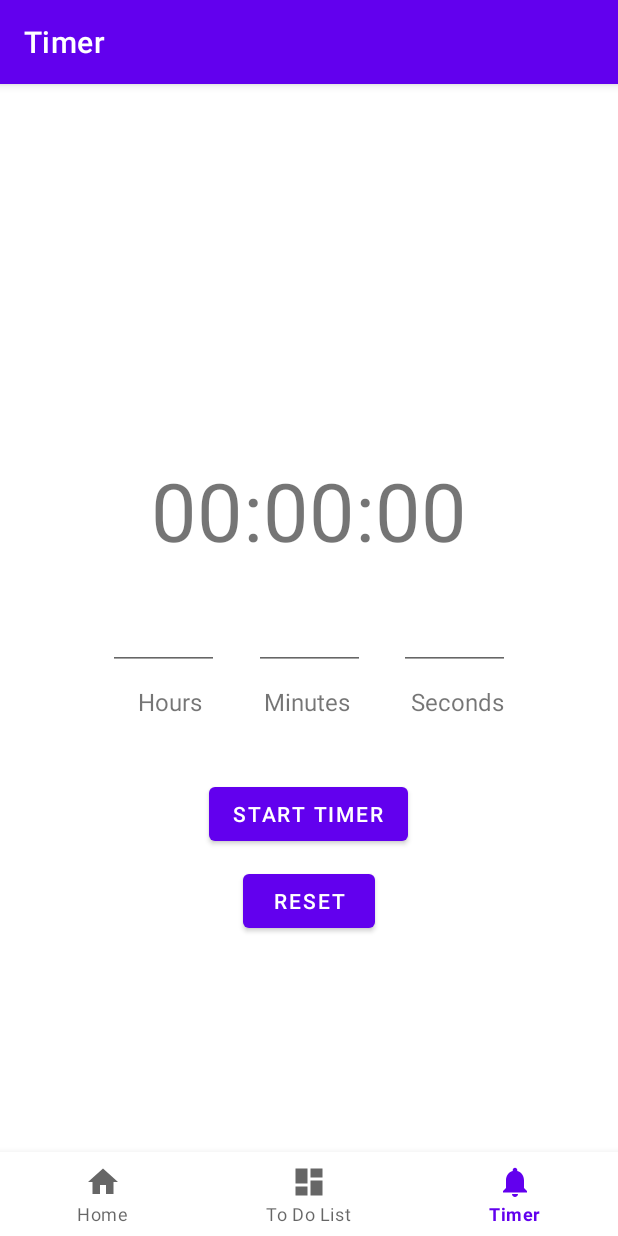
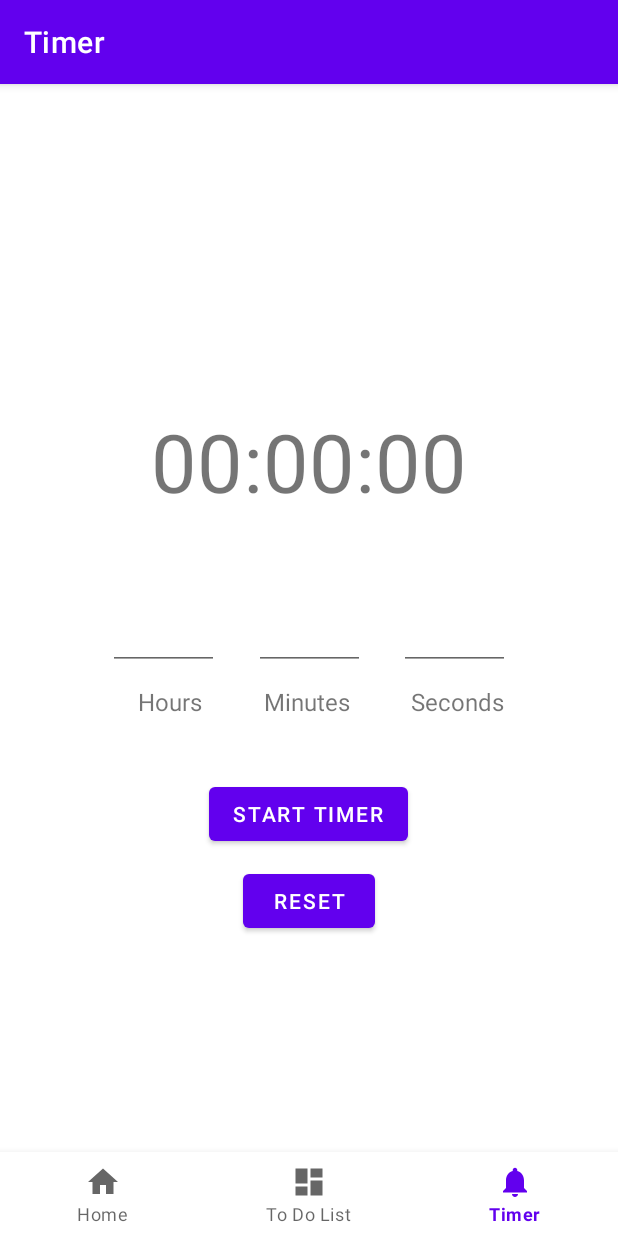
Before and after one commit to jlc25/ribbitivity, an Android app: the TimerFragment screen opened through its navigation route, on a phone screen of 412 x 824 dp. Run offline under Robolectric (Android 15) with nearby library versions, the phone set to English and light mode, and no system bars; our stand-ins replace navigation-ui.

Commit message:
Adjust timer to accurately display countdown

```diff
--- a/app/src/main/java/com/example/ribbitivity/ui/timer/TimerFragment.kt
+++ b/app/src/main/java/com/example/ribbitivity/ui/timer/TimerFragment.kt
@@ -42,7 +42,7 @@ class TimerFragment : Fragment() {
             if ( (hour+min+sec) > 0 && hour >= 0 && min in 0..60 && sec in 0..60) {
                 binding.errorMsg.text = ""
                 val time = (((hour * 60) + min) * 60 + sec) * 1000
-                countDown(time.toLong())
+                countDown(time.toLong()+1000)
                 binding.hour.text = null
                 binding.minute.text = null
                 binding.second.text = null
--- a/app/src/main/res/layout/fragment_timer.xml
+++ b/app/src/main/res/layout/fragment_timer.xml
@@ -22,15 +22,18 @@
         android:layout_width="match_parent"
         android:layout_height="wrap_content"
         android:layout_marginStart="8dp"
-        android:layout_marginTop="192dp"
+        android:layout_marginTop="150dp"
         android:layout_marginEnd="8dp"
+        android:layout_marginBottom="60dp"
         android:text="@string/default_time"
         android:textAlignment="center"
         android:textSize="54sp"
+        app:layout_constraintBottom_toTopOf="@+id/minute"
         app:layout_constraintEnd_toEndOf="parent"
         app:layout_constraintHorizontal_bias="1.0"
         app:layout_constraintStart_toStartOf="parent"
-        app:layout_constraintTop_toTopOf="parent" />
+        app:layout_constraintTop_toTopOf="parent"
+        app:layout_constraintVertical_bias="1.0" />
 
     <TextView
         android:id="@+id/hourLabel"
```
